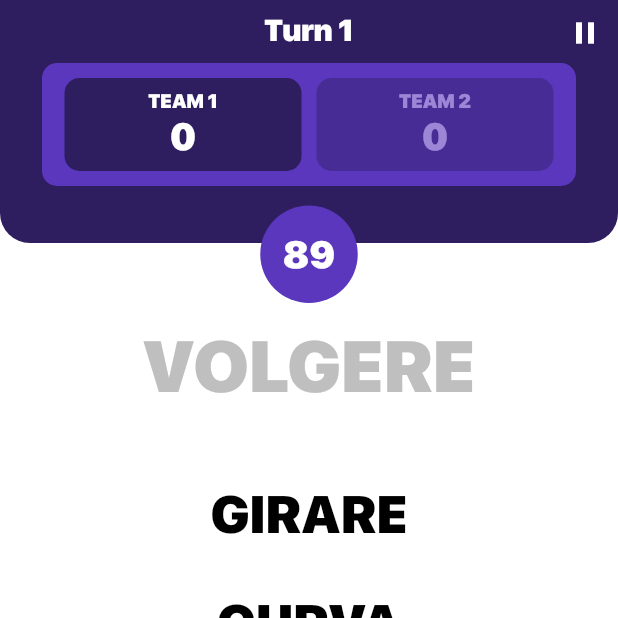
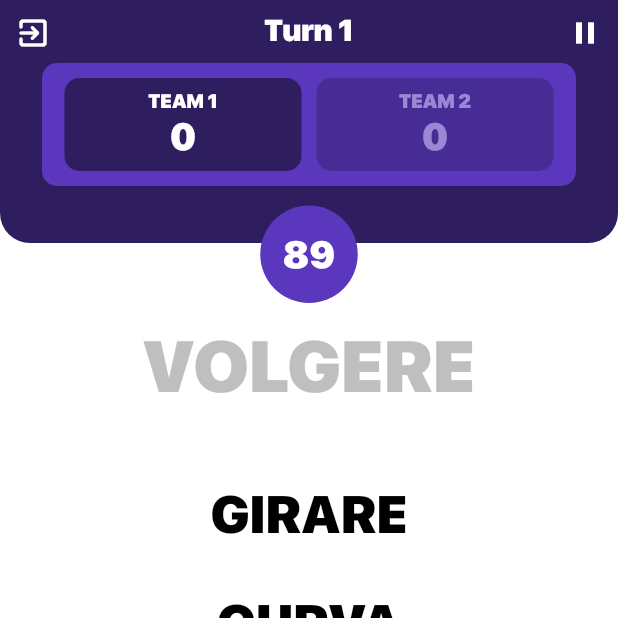
Before and after one commit to rignaneseleo/SpeakEasy, a Flutter app: the GamePage screen opened directly with empty values, on a phone screen of 412 x 824 dp, the top half of it. Run offline on Flutter 3.47's test engine with Material 2 defaults, Android fonts, the phone set to English and light mode, and no system bars; our stand-ins replace auto_size_text, csv, easy_localization, flutter_riverpod, flutter_svg, fluttertoast and 8 more; missing offline and left inert: soundpool; accounts and stored records are empty; statements that could not run were skipped.

Commit message:
exit button always shown

```diff
--- a/opentabu/lib/view/game_page.dart
+++ b/opentabu/lib/view/game_page.dart
@@ -78,7 +78,7 @@ class GamePageState extends State<GamePage> with WidgetsBindingObserver {
       context.read(gameProvider).init(settings, words);
 
       _countSecondsTimer =
-          new Timer.periodic(new Duration(seconds: 1), (timer) {
+      new Timer.periodic(new Duration(seconds: 1), (timer) {
         if (_turnTimer.isActive) {
           GameController _gameController = context.read(gameProvider);
           _gameController.oneSecPassed();
@@ -188,6 +188,22 @@ class GamePageState extends State<GamePage> with WidgetsBindingObserver {
                         bottom: -40,
                         child: TimeWidget(_timerDuration, () => pauseGame()),
                       ),
+                      Positioned(
+                        left: 10,
+                        top: 10,
+                        child: SafeArea(
+                          child: GestureDetector(
+                            child: Icon(
+                              Icons.exit_to_app_rounded,
+                              color: txtWhite,
+                            ),
+                            onTap: () {
+                              pauseGame();
+                              showDialogToExit();
+                            },
+                          ),
+                        ),
+                      ),
                       Consumer(builder: (context, watch, child) {
                         GameController _gameController = watch(gameProvider);
                         if (_gameController.gameState == GameState.playing ||
@@ -202,23 +218,6 @@ class GamePageState extends State<GamePage> with WidgetsBindingObserver {
                                   color: txtWhite,
                                 ),
                                 onTap: () => pauseGame(),
-                              ),
-                            ),
-                          );
-                        }
-
-                        if (_gameController.gameState == GameState.pause ||
-                            _gameController.gameState == GameState.ready) {
-                          return Positioned(
-                            right: 10,
-                            top: 10,
-                            child: SafeArea(
-                              child: GestureDetector(
-                                child: Icon(
-                                  Icons.exit_to_app_rounded,
-                                  color: txtWhite,
-                                ),
-                                onTap: () => showDialogToExit(),
                               ),
                             ),
                           );
```
